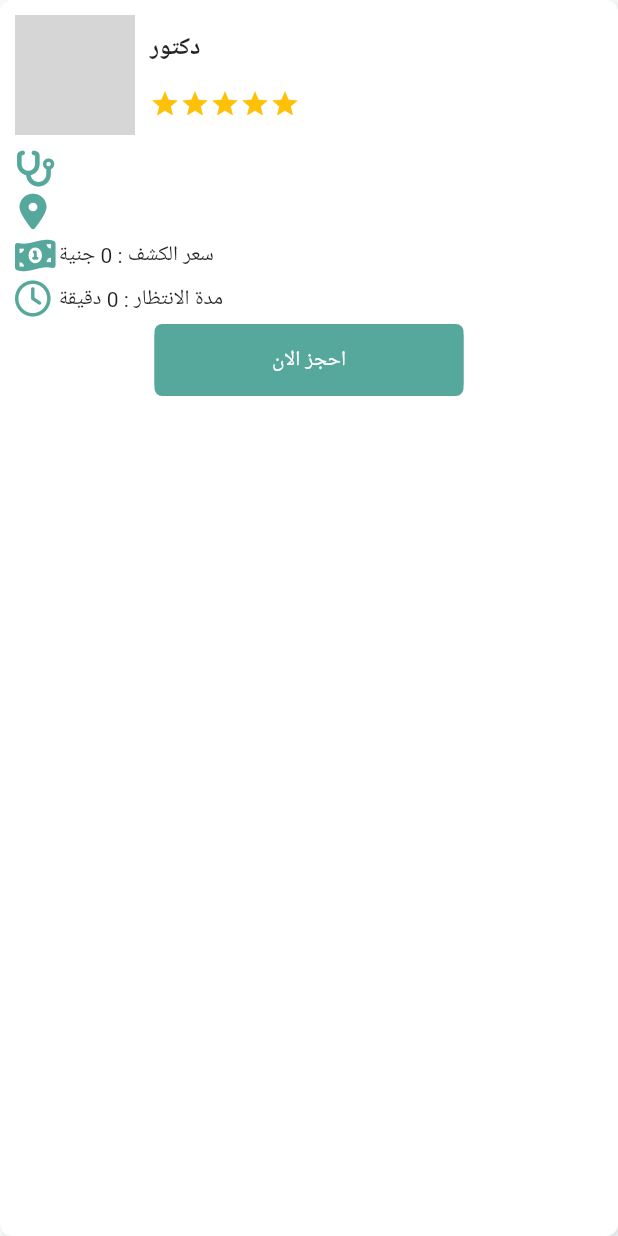
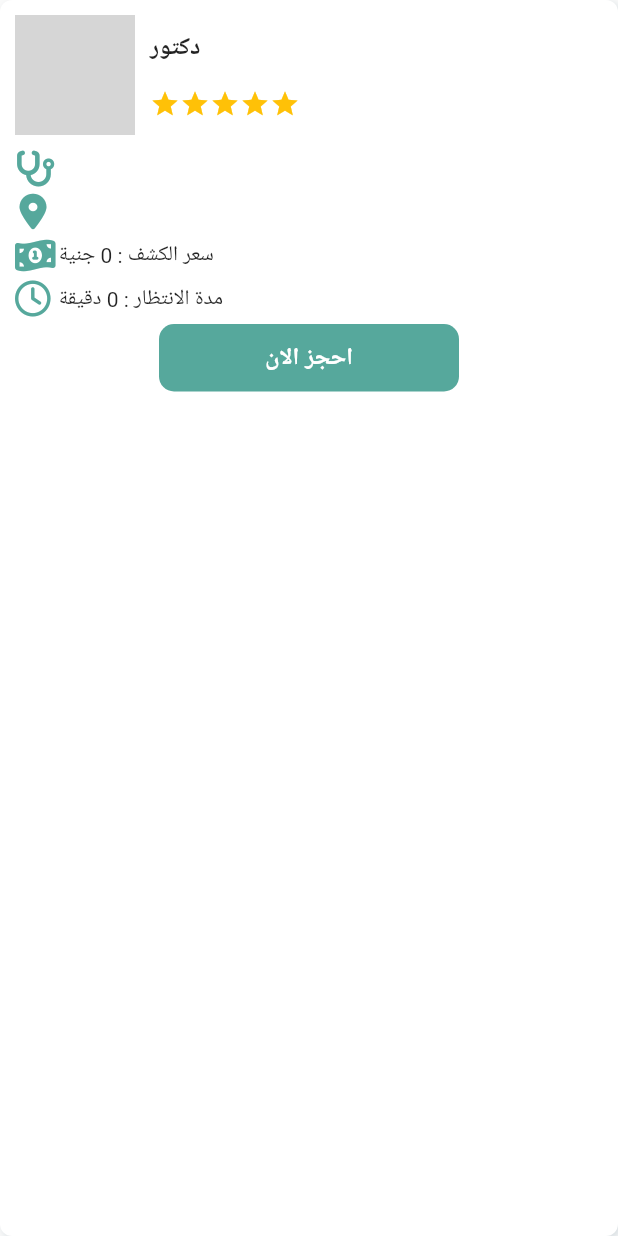
Before and after one commit to SABAHMOHAMEDD/grad-proj, a Flutter app: the DoctorListItem widget shown alone on an empty page, opened directly with empty values, on a phone screen of 412 x 824 dp. Run offline on Flutter 3.47's test engine with Material 2 defaults, Android fonts, the phone set to English and light mode, and no system bars; our stand-ins replace bloc, cached_network_image, carousel_slider, cloud_firestore, conditional_builder_null_safety, date_field and 13 more; missing offline and left inert: booking_calendar; accounts and stored records are empty; network calls fail; grey boxes are pictures that could not be loaded.

Commit message:
Ui modifications

```diff
--- a/lib/widgets/doctor_list_item.dart
+++ b/lib/widgets/doctor_list_item.dart
@@ -4,8 +4,6 @@ import 'package:grad_proj/const/const.dart';
 import 'package:grad_proj/models/doctor_model.dart';
 import 'package:grad_proj/screens/hospital/clinic_visit/booking_doctor_screen.dart';
 import 'package:grad_proj/screens/hospital/clinic_visit/doctor_profile.dart';
-
-import '../shared/components/components.dart';
 
 class DoctorListItem extends StatelessWidget {
   const DoctorListItem({Key? key, required this.doctor}) : super(key: key);
@@ -105,15 +103,35 @@ class DoctorListItem extends StatelessWidget {
           _Feature(
               text: 'مدة الانتظار : ${doctor.waitingTime} دقيقة',
               icon: FontAwesomeIcons.clock),
-          defaultButton(
-              background: Color(0xFF56a89c),
-              function: () {
-                navigateTo(context, BookingDoctorScreen(doctorId: doctor.uId!,));
-              },
-              text: 'احجز الان',
-              colorText: Colors.white,
-              radius: 5,
-              width: MediaQuery.of(context).size.width / 2)
+          Row(
+            mainAxisAlignment: MainAxisAlignment.center,
+            children: [
+              InkWell(
+                onTap: () {
+                  navigateTo(
+                      context,
+                      BookingDoctorScreen(
+                        doctorId: doctor.uId!,
+                      ));
+                },
+                child: Container(
+                  height: 45,
+                  width: 200,
+                  decoration: BoxDecoration(
+                      borderRadius: BorderRadius.circular(10),
+                      color: Color(0xFF56a89c)),
+                  child: const Center(
+                      child: Text(
+                    'احجز الان',
+                    style: TextStyle(
+                        color: Colors.white,
+                        fontWeight: FontWeight.bold,
+                        fontSize: 16),
+                  )),
+                ),
+              )
+            ],
+          )
         ],
       ),
     );
--- a/lib/widgets/text_field.dart
+++ b/lib/widgets/text_field.dart
@@ -1,6 +1,7 @@
 import 'dart:ui';
 
 import 'package:flutter/material.dart';
+import 'package:grad_proj/theme/mytheme.dart';
 
 class EditTextField extends StatelessWidget {
   final BuildContext context;
@@ -50,7 +51,7 @@ class EditTextField extends StatelessWidget {
               fontSize: 16,
               color: Colors.black87.withOpacity(.5),
             ),
-            cursorColor: Colors.white,
+            cursorColor: MyTheme.primaryH,
             obscureText: isPassword,
             keyboardType:
                 isEmail ? TextInputType.emailAddress : TextInputType.text,
```
Also changed, not shown: lib/main.dart (+8 -9 lines), lib/screens/hospital/clinic_visit/booking_doctor_screen.dart (+10 -2 lines), lib/screens/hospital/clinic_visit/doctor_profile.dart (+14 -3 lines), lib/screens/hospital/hospital_home.dart (+0 -58 lines), lib/screens/hospital/my_deals_screen.dart (+25 -27 lines), pubspec.lock.
